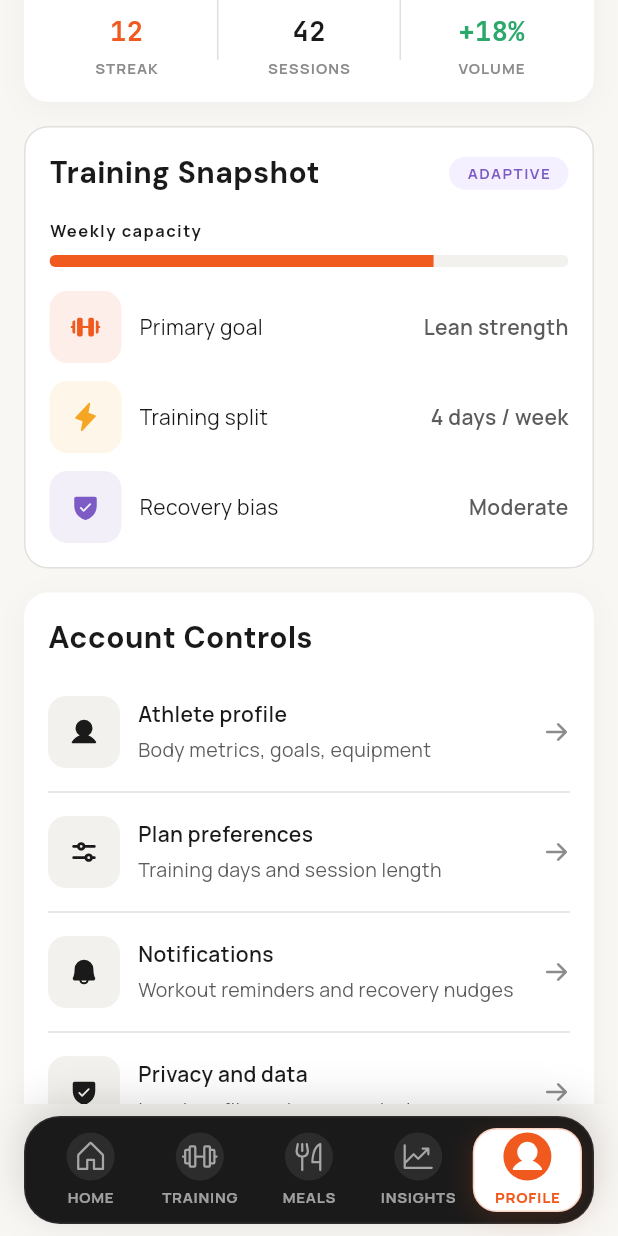
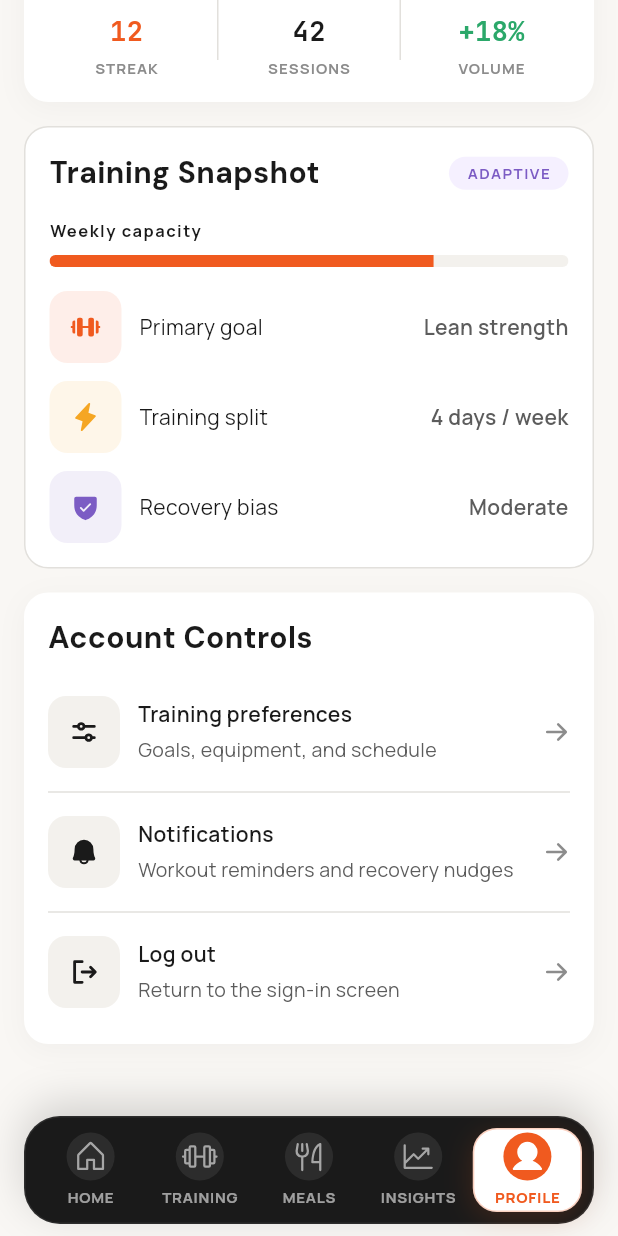
Before and after one commit to hoanle0126/ForgeAI, a Flutter app: the ProfileScreen screen opened by its route, scrolled down 435 dp, on a phone screen of 412 x 824 dp. Run offline on Flutter 3.47's test engine with Material 3 defaults, Android fonts, the phone set to English and light mode, and no system bars; our stand-ins replace fl_chart, flutter_animate, flutter_riverpod, freezed_annotation, go_router, google_fonts and 4 more; missing offline and left inert: analyzer, custom_lint_builder, flutter_body_atlas; accounts and stored records are empty.

Commit message:
Update profile navigation actions
Co-Authored-By: Claude Opus 4.7 <noreply@anthropic.com>

```diff
--- a/forge_ai/lib/features/profile/screens/profile_screen.dart
+++ b/forge_ai/lib/features/profile/screens/profile_screen.dart
@@ -3,12 +3,14 @@ import 'package:flutter_riverpod/flutter_riverpod.dart';
 
 import 'package:forge_ai/core/constants/app_colors.dart';
 import 'package:forge_ai/core/constants/app_spacing.dart';
+import 'package:forge_ai/core/router/app_router.dart';
 import 'package:forge_ai/features/auth/providers/auth_provider.dart';
 import 'package:forge_ai/features/profile/widgets/profile_header.dart';
 import 'package:forge_ai/features/profile/widgets/profile_performance_card.dart';
 import 'package:forge_ai/features/profile/widgets/profile_settings_list.dart';
 import 'package:forge_ai/features/profile/widgets/profile_stat_strip.dart';
 import 'package:forge_ai/features/profile/widgets/profile_training_snapshot.dart';
+import 'package:go_router/go_router.dart';
 
 class ProfileScreen extends ConsumerWidget {
   const ProfileScreen({super.key});
@@ -34,7 +36,14 @@ class ProfileScreen extends ConsumerWidget {
               const SizedBox(height: AppSpacing.base),
               const ProfileTrainingSnapshot(),
               const SizedBox(height: AppSpacing.base),
-              const ProfileSettingsList(),
+              ProfileSettingsList(
+                onTrainingPreferences: () => context.go(AppRoutes.training),
+                onNotifications: () => context.push(AppRoutes.notifications),
+                onLogOut: () {
+                  ref.read(authProvider.notifier).logOut();
+                  context.go(AppRoutes.authLogin);
+                },
+              ),
               const SizedBox(height: AppSpacing.xxl),
             ],
           ),
--- a/forge_ai/lib/features/profile/widgets/profile_settings_list.dart
+++ b/forge_ai/lib/features/profile/widgets/profile_settings_list.dart
@@ -8,7 +8,16 @@ import 'package:forge_ai/shared/widgets/app_card.dart';
 import 'package:phosphor_flutter/phosphor_flutter.dart';
 
 class ProfileSettingsList extends StatelessWidget {
-  const ProfileSettingsList({super.key});
+  const ProfileSettingsList({
+    super.key,
+    required this.onTrainingPreferences,
+    required this.onNotifications,
+    required this.onLogOut,
+  });
+
+  final VoidCallback onTrainingPreferences;
+  final VoidCallback onNotifications;
+  final VoidCallback onLogOut;
 
   @override
   Widget build(BuildContext context) {
@@ -19,27 +28,24 @@ class ProfileSettingsList extends StatelessWidget {
           Text('Account Controls', style: AppTypography.h3),
           const SizedBox(height: AppSpacing.base),
           ProfileSettingsTile(
-            icon: PhosphorIcons.user(PhosphorIconsStyle.fill),
-            title: 'Athlete profile',
-            subtitle: 'Body metrics, goals, equipment',
-          ),
-          const _SettingsDivider(),
-          ProfileSettingsTile(
             icon: PhosphorIcons.slidersHorizontal(PhosphorIconsStyle.bold),
-            title: 'Plan preferences',
-            subtitle: 'Training days and session length',
+            title: 'Training preferences',
+            subtitle: 'Goals, equipment, and schedule',
+            onTap: onTrainingPreferences,
           ),
           const _SettingsDivider(),
           ProfileSettingsTile(
             icon: PhosphorIcons.bell(PhosphorIconsStyle.fill),
             title: 'Notifications',
             subtitle: 'Workout reminders and recovery nudges',
+            onTap: onNotifications,
           ),
           const _SettingsDivider(),
           ProfileSettingsTile(
-            icon: PhosphorIcons.shieldCheck(PhosphorIconsStyle.fill),
-            title: 'Privacy and data',
-            subtitle: 'Local profile and sync controls',
+            icon: PhosphorIcons.signOut(PhosphorIconsStyle.bold),
+            title: 'Log out',
+            subtitle: 'Return to the sign-in screen',
+            onTap: onLogOut,
           ),
         ],
       ),
--- a/forge_ai/lib/features/profile/widgets/profile_settings_tile.dart
+++ b/forge_ai/lib/features/profile/widgets/profile_settings_tile.dart
@@ -11,15 +11,26 @@ class ProfileSettingsTile extends StatelessWidget {
     required this.icon,
     required this.title,
     required this.subtitle,
+    required this.onTap,
   });
 
   final IconData icon;
   final String title;
   final String subtitle;
+  final VoidCallback onTap;
 
   @override
   Widget build(BuildContext context) {
-    return Padding(
+    return Semantics(
+      button: true,
+      label: title,
+      hint: subtitle,
+      child: Material(
+        color: AppColors.transparent,
+        child: InkWell(
+          onTap: onTap,
+          borderRadius: BorderRadius.circular(AppSpacing.radiusMd),
+          child: Padding(
             padding: const EdgeInsets.symmetric(vertical: AppSpacing.sm),
             child: Row(
               children: [
@@ -63,6 +74,9 @@ class ProfileSettingsTile extends StatelessWidget {
                 ),
               ],
             ),
+          ),
+        ),
+      ),
     );
   }
 }
```
Also changed, not shown: forge_ai/lib/features/dashboard/widgets/home/dashboard_top_header_row.dart (+4 -5 lines), 2 other files. Lines whose indentation alone changed are shown as unchanged.
